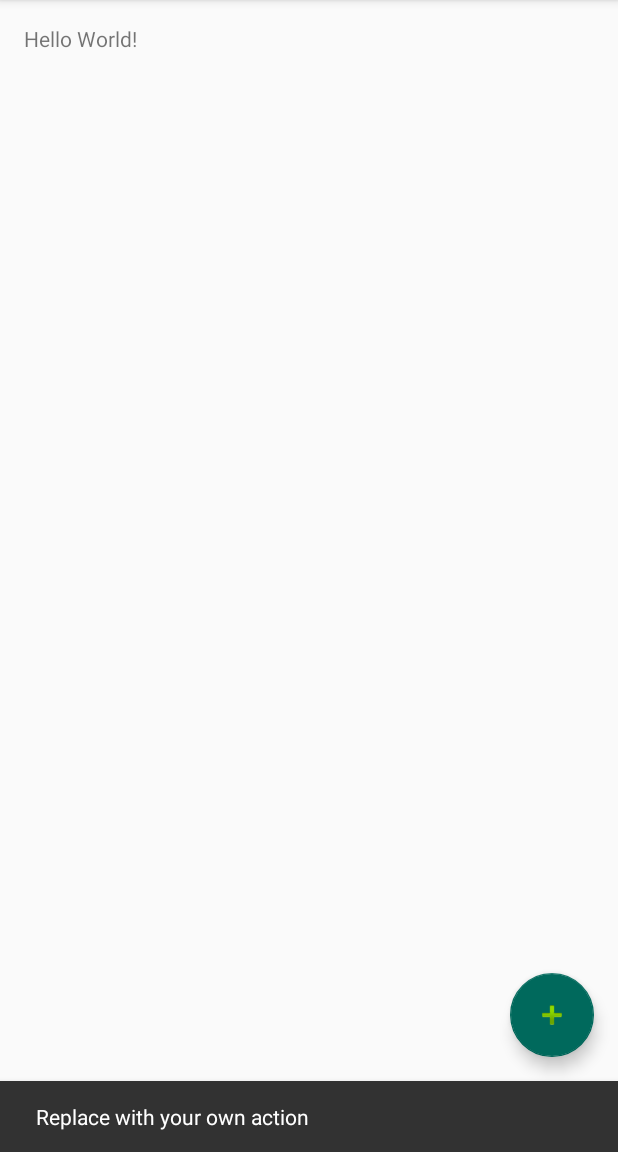
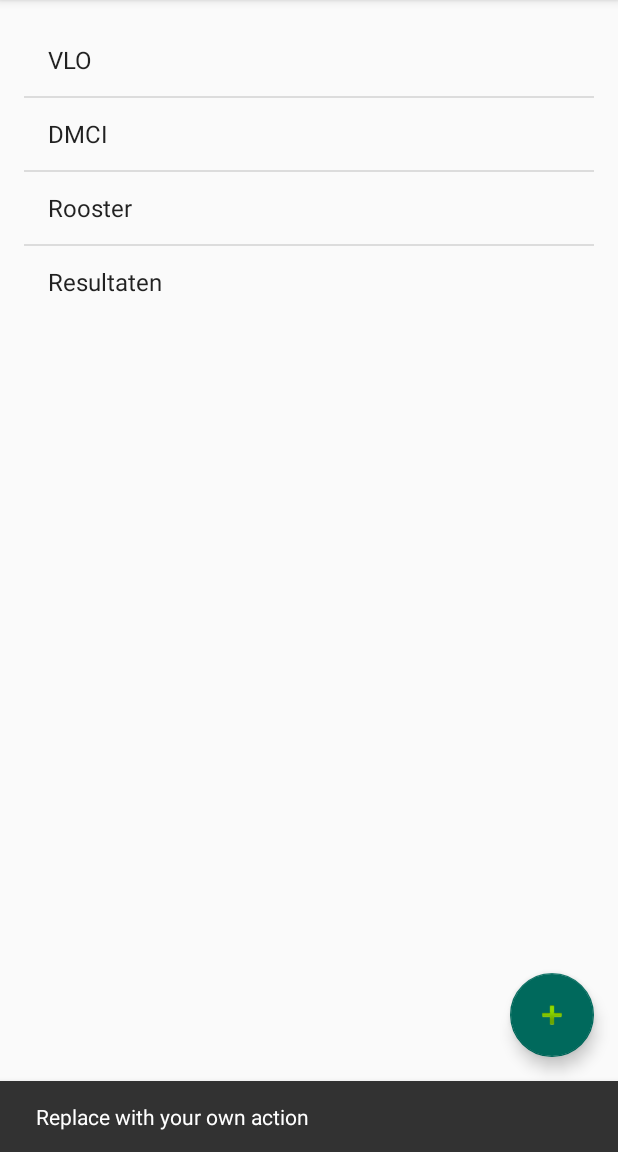
Before and after one commit to lisathe/MAD, an Android app: the screen it shows after launch (MainActivity), after a tap on an icon or button, on a phone screen of 412 x 824 dp, the part 84-1236 px from its top. Run offline under Robolectric (Android 15) with nearby library versions, the phone set to English and light mode, and no system bars.

Commit message:
Step 3: Making a ListView

```diff
--- /dev/null
+++ b/Opdracht-2.1-StudentPortal/StudentPortal/app/src/main/java/com/example/lisa/studentportal/ListItem.java
@@ -0,0 +1,21 @@
+package com.example.lisa.studentportal;
+
+public class ListItem {
+    private long id;
+    private String url;
+    private String title;
+
+    public ListItem(String title, String url) {
+        this.title = title;
+        this.url = url;
+    }
+
+    public String getUrl() {
+        return url;
+    }
+
+    @Override
+    public String toString() {
+        return title;
+    }
+}
--- a/Opdracht-2.1-StudentPortal/StudentPortal/app/src/main/java/com/example/lisa/studentportal/MainActivity.java
+++ b/Opdracht-2.1-StudentPortal/StudentPortal/app/src/main/java/com/example/lisa/studentportal/MainActivity.java
@@ -8,8 +8,22 @@ import android.support.v7.widget.Toolbar;
 import android.view.View;
 import android.view.Menu;
 import android.view.MenuItem;
+import android.widget.ArrayAdapter;
+import android.widget.ListView;
+import android.widget.AdapterView;
+
+import java.util.ArrayList;
+import java.util.List;
+
 
 public class MainActivity extends AppCompatActivity {
+
+    //Adapter and ArrayList
+    private ArrayAdapter<ListItem> adapter;
+    //Views
+    private ListView listView;
+    //ListItem
+    private List<ListItem> items;
 
     @Override
     protected void onCreate(Bundle savedInstanceState) {
@@ -17,6 +31,22 @@ public class MainActivity extends AppCompatActivity {
         setContentView(R.layout.activity_main);
         Toolbar toolbar = (Toolbar) findViewById(R.id.toolbar);
         setSupportActionBar(toolbar);
+
+        //Initialize the views
+        listView = (ListView) findViewById(R.id.listView);
+
+        //Initialize item list
+        items = new ArrayList<ListItem>();
+
+        //Adding items to the list
+        items.add(new ListItem("VLO", "https://home.informatica.hva.nl/vlo/"));
+        items.add(new ListItem("DMCI", "https://ict.dmci.hva.nl/"));
+        items.add(new ListItem("Rooster", "https://rooster.hva.nl/"));
+        items.add(new ListItem("Resultaten", "https://resultaten.hva.nl/"));
+
+        adapter = new ArrayAdapter<ListItem>(this, android.R.layout.simple_list_item_1, items);
+        //Set the newly created adapter as the adapter for the listview
+        listView.setAdapter(adapter);
 
         FloatingActionButton fab = (FloatingActionButton) findViewById(R.id.fab);
         fab.setOnClickListener(new View.OnClickListener() {
--- a/Opdracht-2.1-StudentPortal/StudentPortal/app/src/main/res/layout/content_main.xml
+++ b/Opdracht-2.1-StudentPortal/StudentPortal/app/src/main/res/layout/content_main.xml
@@ -12,8 +12,9 @@
     tools:context="com.example.lisa.studentportal.MainActivity"
     tools:showIn="@layout/activity_main">
 
-    <TextView
-        android:layout_width="wrap_content"
+    <ListView
+        android:id="@+id/listView"
+        android:layout_width="match_parent"
         android:layout_height="wrap_content"
-        android:text="Hello World!" />
+        android:layout_weight="1" />
 </RelativeLayout>
```
